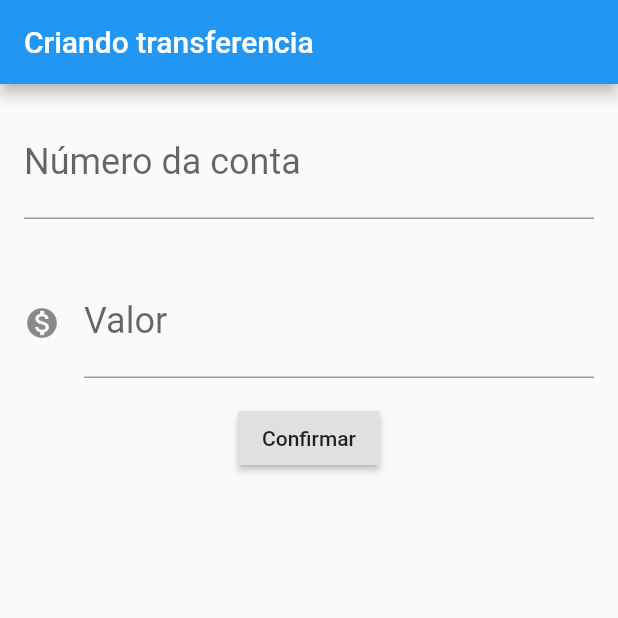
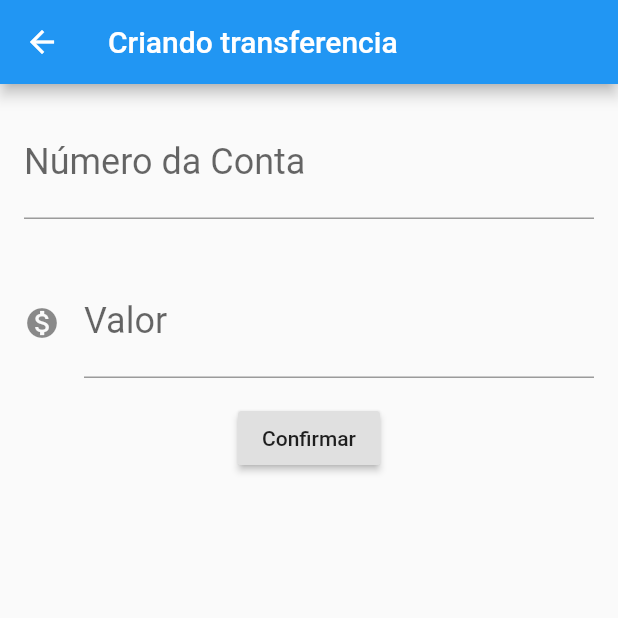
Before and after one commit to Wellington-Yoshida/app-bank, a Flutter app: the FormularioTransferencia screen opened directly, on a phone screen of 412 x 824 dp, the top half of it. Run offline on Flutter 3.47's test engine with Material 2 defaults, Android fonts, the phone set to English and light mode, and no system bars.

Commit message:
Refactoring the Widget input Transferencia and created Navigation to Page list Transferencia

```diff
--- a/lib/main.dart
+++ b/lib/main.dart
@@ -9,7 +9,7 @@ class ByteBankApp extends StatelessWidget {
   Widget build(BuildContext context) {
     return MaterialApp(
       home: Scaffold(
-        body: FormularioTransferencia(),
+        body: ListaTranferencia(),
       ),
     );
   }
@@ -28,43 +28,51 @@ class FormularioTransferencia extends StatelessWidget {
       ),
         body: Column(
           children: <Widget>[
-            Padding(
-              padding: const EdgeInsets.all(16.0),
-              child: TextField(
-                controller: _controllerNumeroConta,
-                style: TextStyle(fontSize: 24.0),
-                decoration: InputDecoration(
-                  labelText: 'Número da conta',
-                  hintText: '0000'
-                ),
-                keyboardType: TextInputType.number,
-              ),
-            ),
-            Padding(
-              padding: const EdgeInsets.all(16.0),
-              child: TextField(
-                controller: _controllerValor,
-                style: TextStyle(fontSize: 24.0),
-                decoration: InputDecoration(
-                  icon: Icon(Icons.monetization_on),
-                  labelText: 'Valor',
-                  hintText: '0.00'
-                ),
-                keyboardType: TextInputType.number,
-              ),
-            ),
+            Editor(controller: _controllerNumeroConta, rotulo: 'Número da Conta', dica: '0000',),
+            Editor(controller: _controllerValor, rotulo: 'Valor', dica: '0.00', icone: Icons.monetization_on,),
             RaisedButton(
               child: Text('Confirmar'),
-              onPressed: () {
-                Transferencia(double.tryParse(_controllerValor.text), int.tryParse(_controllerNumeroConta.text));
-              },
+              onPressed: () => _criaTransferencia(context),
             )
           ],
         )
     );
   }
 
+  void _criaTransferencia(BuildContext context) {
+    final transferencia = Transferencia(double.tryParse(_controllerValor.text), int.tryParse(_controllerNumeroConta.text));
+    Navigator.pop(context, transferencia);
+  }
+
 }
+
+class Editor extends StatelessWidget {
+
+  final TextEditingController controller;
+  final String rotulo;
+  final String dica;
+  final IconData icone;
+
+  Editor({this.controller, this.rotulo, this.dica, this.icone});
+
+  @override
+  Widget build(BuildContext context) {
+    return Padding(
+      padding: const EdgeInsets.all(16.0),
+      child: TextField(
+        controller: controller,
+        style: TextStyle(fontSize: 24.0),
+        decoration: InputDecoration(
+            icon: icone != null ? Icon(icone) : null,
+            labelText: rotulo,
+            hintText: dica,
+        ),
+        keyboardType: TextInputType.number,
+      ),
+    );
+  }
+}
+
 
 class ListaTranferencia extends StatelessWidget {
 
@@ -83,6 +91,14 @@ class ListaTranferencia extends StatelessWidget {
       ),
       floatingActionButton: FloatingActionButton(
         child: Icon(Icons.add),
+        onPressed: () {
+          final Future<Transferencia> future = Navigator.push(context, MaterialPageRoute(builder: (context) {
+            return FormularioTransferencia();
+          }));
+          future.then((transferenciaRealizada){
+
+          });
+        },
       ),
     );
   }
```
